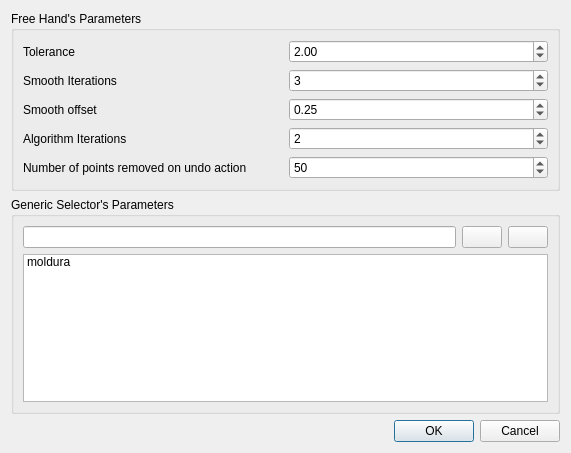
Above: gui/AboutAndFurtherInfo/Options/options.ui from dsgoficial/DsgTools before the change. Below: the same form after it.
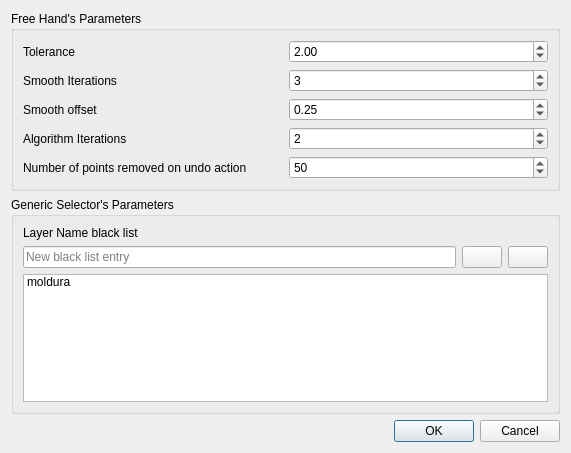
That is the form after the change. Icons and pictures are not drawn. Custom widgets are drawn as their Qt base class.

```diff
--- a/gui/AboutAndFurtherInfo/Options/options.ui
+++ b/gui/AboutAndFurtherInfo/Options/options.ui
@@ -102,10 +102,14 @@
       <string>Generic Selector's Parameters</string>
      </property>
      <layout class="QGridLayout" name="gridLayout_3">
-      <item row="0" column="0">
+      <item row="1" column="0">
        <layout class="QHBoxLayout" name="horizontalLayout">
         <item>
-         <widget class="QLineEdit" name="addParameterLineEdit"/>
+         <widget class="QLineEdit" name="addParameterLineEdit">
+          <property name="placeholderText">
+           <string>New black list entry</string>
+          </property>
+         </widget>
         </item>
         <item>
          <widget class="QPushButton" name="addPushButton">
@@ -137,7 +141,7 @@
         </item>
        </layout>
       </item>
-      <item row="1" column="0">
+      <item row="3" column="0">
        <widget class="QListWidget" name="blackListWidget">
         <property name="selectionMode">
          <enum>QAbstractItemView::MultiSelection</enum>
@@ -149,6 +153,13 @@
         </item>
        </widget>
       </item>
+      <item row="0" column="0">
+       <widget class="QLabel" name="label_6">
+        <property name="text">
+         <string>Layer Name black list</string>
+        </property>
+       </widget>
+      </item>
      </layout>
     </widget>
    </item>
```
Left out of the diff: 2 changed lines with no effect on the pictures.
